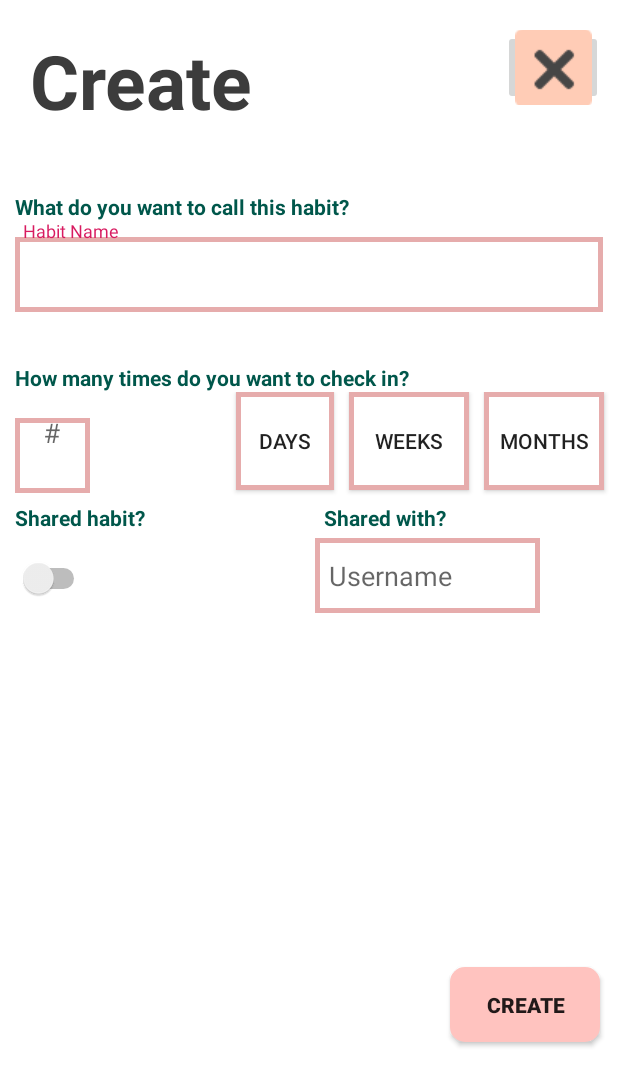
After one commit to chichiben/Habit-Rabbit, an Android app: the layout habit_creation.xml on its own in the app's theme, with its tools: preview values and no code run, on a phone screen of 412 x 824 dp. The commit adds this screen. Shown: the top 1086 px of the screen. Run offline under Robolectric (Android 15) with nearby library versions, the phone set to English and light mode, and no system bars.

Commit message:
xml file for Habit creation page and added plus button for Habit main page. Starting over from scratch for backend of Habit creation

```diff
--- /dev/null
+++ b/app/src/main/res/drawable/button_border.xml
@@ -0,0 +1,11 @@
+<?xml version="1.0" encoding="utf-8"?>
+<shape xmlns:android="http://schemas.android.com/apk/res/android"
+    android:shape="rectangle" >
+
+    <solid android:color="#FFFFFF" />
+
+    <stroke
+        android:width="3dp"
+        android:color="#E6ACAC" />
+
+</shape>
--- a/app/src/main/res/layout/activity_main.xml
+++ b/app/src/main/res/layout/activity_main.xml
@@ -46,6 +46,11 @@
         app:layout_constraintTop_toTopOf="parent"
         app:layout_constraintVertical_bias="1.0">
 
+        <LinearLayout
+            android:layout_width="match_parent"
+            android:layout_height="wrap_content"
+            android:orientation="horizontal">
+
             <TextView
                 android:id="@+id/title"
                 android:layout_width="wrap_content"
@@ -58,6 +63,18 @@
                 android:textColor="#3C3C3C"
                 android:textSize="50sp"
                 android:textStyle="bold" />
+
+            <ImageButton
+                android:id="@+id/imageButton2"
+                android:layout_width="50dp"
+                android:layout_height="50dp"
+                android:layout_alignParentRight="true"
+                android:layout_marginLeft="150dp"
+                android:layout_marginTop="20dp"
+                android:layout_marginBottom="10dp"
+                app:srcCompat="@drawable/plus" />
+
+        </LinearLayout>
 
 
         <RelativeLayout
--- /dev/null
+++ b/app/src/main/res/layout/habit_creation.xml
@@ -0,0 +1,200 @@
+<?xml version="1.0" encoding="utf-8"?>
+<LinearLayout xmlns:android="http://schemas.android.com/apk/res/android"
+    xmlns:app="http://schemas.android.com/apk/res-auto"
+    xmlns:tools="http://schemas.android.com/tools"
+    android:layout_width="match_parent"
+    android:layout_height="match_parent"
+    android:background="#FFFFFF"
+    android:orientation="vertical">
+
+    <LinearLayout
+        android:layout_width="match_parent"
+        android:layout_height="128dp"
+        android:orientation="horizontal">
+
+        <TextView
+            android:id="@+id/Create"
+            android:layout_width="wrap_content"
+            android:layout_height="wrap_content"
+            android:layout_marginStart="20dp"
+            android:layout_marginLeft="20dp"
+            android:layout_marginTop="20dp"
+            android:layout_marginBottom="10dp"
+            android:layout_weight="1"
+            android:text="Create"
+            android:textColor="#3C3C3C"
+            android:textSize="50sp"
+            android:textStyle="bold" />
+
+        <ImageButton
+            android:id="@+id/imageButton"
+            android:layout_width="50dp"
+            android:layout_height="50dp"
+            android:layout_alignParentRight="true"
+            android:layout_marginLeft="150dp"
+            android:layout_marginTop="20dp"
+            android:layout_marginBottom="10dp"
+            android:layout_weight="1"
+            android:layout_marginRight="10dp"
+
+            app:srcCompat="@drawable/exit_habit_icon" />
+
+    </LinearLayout>
+
+    <LinearLayout
+        android:layout_width="match_parent"
+        android:layout_height="114dp"
+        android:orientation="vertical">
+
+        <TextView
+            android:id="@+id/textView"
+            android:layout_width="match_parent"
+            android:layout_height="wrap_content"
+            android:layout_marginLeft="10dp"
+            android:text="What do you want to call this habit?"
+            android:textColor="@color/colorPrimaryDark"
+            android:textStyle="bold" />
+
+        <com.google.android.material.textfield.TextInputLayout
+            android:layout_width="match_parent"
+            android:layout_height="72dp">
+
+            <com.google.android.material.textfield.TextInputEditText
+                android:layout_width="match_parent"
+                android:layout_height="50dp"
+                android:layout_marginLeft="10dp"
+                android:layout_marginRight="10dp"
+                android:background="@drawable/button_border"
+                android:hint="  Habit Name" />
+
+        </com.google.android.material.textfield.TextInputLayout>
+
+    </LinearLayout>
+
+    <LinearLayout
+        android:layout_width="match_parent"
+        android:layout_height="93dp"
+        android:orientation="vertical">
+
+        <TextView
+            android:id="@+id/textView3"
+            android:layout_width="match_parent"
+            android:layout_height="wrap_content"
+            android:layout_marginLeft="10dp"
+            android:text="How many times do you want to check in?"
+            android:textColor="@color/colorPrimaryDark"
+            android:textStyle="bold" />
+
+        <LinearLayout
+            android:layout_width="match_parent"
+            android:layout_height="match_parent"
+            android:orientation="horizontal">
+
+            <com.google.android.material.textfield.TextInputLayout
+                android:layout_width="97dp"
+                android:layout_height="match_parent">
+
+                <com.google.android.material.textfield.TextInputEditText
+                    android:layout_width="50dp"
+                    android:layout_height="50dp"
+                    android:layout_marginLeft="10dp"
+                    android:layout_marginRight="30dp"
+                    android:layout_weight="1"
+                    android:background="@drawable/button_border"
+
+                    android:gravity="center_horizontal"
+                    android:hint="#" />
+            </com.google.android.material.textfield.TextInputLayout>
+
+            <Button
+                android:id="@+id/button"
+                android:layout_width="65dp"
+                android:layout_height="65dp"
+                android:layout_marginLeft="60dp"
+                android:layout_marginRight="10dp"
+                android:background="@drawable/button_border"
+                android:text="days" />
+
+            <Button
+                android:id="@+id/button2"
+                android:layout_width="80dp"
+                android:layout_height="65dp"
+                android:layout_marginRight="10dp"
+                android:background="@drawable/button_border"
+                android:text="weeks" />
+
+            <Button
+                android:id="@+id/button3"
+                android:layout_width="80dp"
+                android:layout_height="65dp"
+                android:background="@drawable/button_border"
+                android:text="months" />
+
+        </LinearLayout>
+
+    </LinearLayout>
+
+    <LinearLayout
+        android:layout_width="match_parent"
+        android:layout_height="wrap_content"
+        android:orientation="vertical">
+
+        <LinearLayout
+            android:layout_width="match_parent"
+            android:layout_height="20dp"
+            android:orientation="horizontal">
+
+            <TextView
+                android:id="@+id/textView4"
+                android:layout_width="match_parent"
+                android:layout_height="wrap_content"
+                android:layout_marginLeft="10dp"
+                android:layout_weight="1"
+                android:text="Shared habit?"
+                android:textColor="@color/colorPrimaryDark"
+                android:textStyle="bold" />
+
+            <TextView
+                android:id="@+id/textView7"
+                android:layout_width="match_parent"
+                android:layout_height="wrap_content"
+                android:layout_marginLeft="10dp"
+                android:layout_weight="1"
+                android:text="Shared with?"
+                android:textColor="@color/colorPrimaryDark"
+                android:textStyle="bold" />
+        </LinearLayout>
+
+        <LinearLayout
+            android:layout_width="match_parent"
+            android:layout_height="89dp"
+            android:orientation="horizontal">
+
+            <Switch
+                android:id="@+id/switch1"
+                android:layout_width="60dp"
+                android:layout_height="60dp"
+                />
+
+            <com.google.android.material.textfield.TextInputEditText
+                android:id="@+id/textInputEditText"
+                android:layout_width="150dp"
+                android:layout_height="50dp"
+                android:layout_marginLeft="150dp"
+                android:layout_marginRight="10dp"
+                android:background="@drawable/button_border"
+                android:hint="  Username" />
+        </LinearLayout>
+    </LinearLayout>
+
+    <Button
+        android:id="@+id/button4"
+        android:layout_width="100dp"
+        android:layout_height="50dp"
+        android:background="@drawable/custom_button_1"
+        android:layout_marginTop="200dp"
+        android:layout_marginLeft="300dp"
+        android:text="Create"
+        android:textStyle="bold" />
+
+</LinearLayout>
--- a/app/src/main/res/values/colors.xml
+++ b/app/src/main/res/values/colors.xml
@@ -1,6 +1,7 @@
 <?xml version="1.0" encoding="utf-8"?>
-<resources>
+<resources xmlns:tools="http://schemas.android.com/tools">
     <color name="colorPrimary">#008577</color>
     <color name="colorPrimaryDark">#00574B</color>
     <color name="colorAccent">#D81B60</color>
+    <color name="mtrl_textinput_default_box_stroke_color" tools:override="true">#D81B60</color>
 </resources>
```
Also changed, not shown: app/src/main/res/drawable/plus.png (added). Lines whose indentation alone changed are shown as unchanged.
